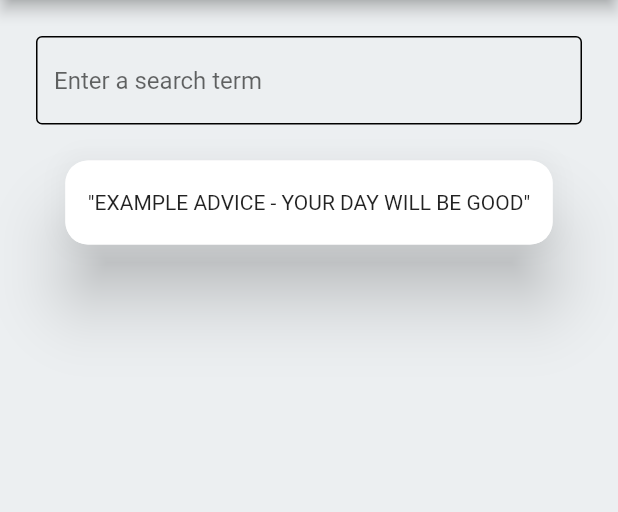
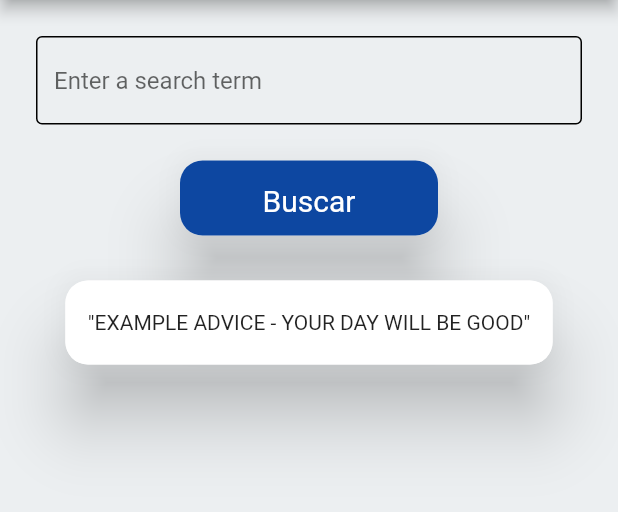
Before and after one commit to Acehorn/reservamos_challenge, a Flutter app: the screen it shows after launch, on a phone screen of 412 x 824 dp, the part 84-596 px from its top. Run offline on Flutter 3.47's test engine with Material 2 defaults, Android fonts, the phone set to English and light mode, and no system bars; our stand-ins replace bloc, dartz, equatable, flutter_bloc, get_it.

```diff
--- a/lib/application/pages/home_page/bloc/home_logic_bloc.dart
+++ b/lib/application/pages/home_page/bloc/home_logic_bloc.dart
@@ -1,8 +1,10 @@
 import 'package:bloc/bloc.dart';
 import 'package:equatable/equatable.dart';
 import 'package:flutter/material.dart';
+import 'package:flutter_bloc/flutter_bloc.dart';
 import 'package:reservamos_challenge/domain/failures/failures.dart';
 import 'package:reservamos_challenge/domain/usecases/advice_usecases.dart';
+import 'package:reservamos_challenge/domain/usecases/weather_usecases.dart';
 
 part 'home_logic_event.dart';
 part 'home_logic_state.dart';
@@ -13,16 +15,44 @@ const generalFailureMessage = "something is not working, please try again";
 
 class HomeLogicBloc extends Bloc<HomeLogicEvent, HomeLogicState> {
   final HomeLogicUsesCases homeUseCase;
-  HomeLogicBloc({required this.homeUseCase}) : super(HomeLogicInitial()) {
+  final WeatherLogicUsesCases weatherLogicUsesCases;
+
+  HomeLogicBloc( {
+    required this.homeUseCase,
+    required this.weatherLogicUsesCases,
+    }) : super(HomeLogicInitial()) {
+    String place = "";
+        on<HomeRequestedTextedEvent>((event, emit) async {
+    //  emit(HomeLStateLoading());
+      place = event.place;
+
+    });
     on<HomeRequestedEvent>((event, emit) async {
       emit(HomeLStateLoading());
-      final failureOrHomeLog = await homeUseCase.getHomeLogic(event.place);
+      final failureOrHomeLog = await homeUseCase.getHomeLogic(place);
+
       failureOrHomeLog.fold(
         (failure) =>
             emit(HomeLStateError(message: _mapFailureToMessage(failure))),
-        (homeL) => emit(HomeLStateLoaded(advice: homeL.cityName)),
+        (homeL) {
+         emit(HomeLStateLoaded(advice: homeL.cityName));
+
+        }
       );
     });
+
+        on<TempRequestedEvent>((event, emit) async {
+     emit(HomeLStateLoading());
+      final failureOrHomeLog = await weatherLogicUsesCases.getWeatherLogic(place);
+
+      failureOrHomeLog.fold(
+        (failure) =>
+            emit(HomeLStateError(message: _mapFailureToMessage(failure))),
+        (homeL) => emit(HomeLStateLoaded(temperature: homeL.listDaily[0].temp.max.toString())),
+      );
+    });
+
+
   }
 
   String _mapFailureToMessage(Failure failure) {
--- a/lib/application/pages/home_page/bloc/home_logic_event.dart
+++ b/lib/application/pages/home_page/bloc/home_logic_event.dart
@@ -7,7 +7,13 @@ abstract class HomeLogicEvent extends Equatable {
 }
 
 class HomeRequestedEvent extends HomeLogicEvent {
+}
+
+class TempRequestedEvent extends HomeLogicEvent {
+}
+
+class HomeRequestedTextedEvent extends HomeLogicEvent {
 final String place;
 
-  HomeRequestedEvent(this.place);
+  HomeRequestedTextedEvent(this.place);
 }
--- a/lib/application/pages/home_page/bloc/home_logic_state.dart
+++ b/lib/application/pages/home_page/bloc/home_logic_state.dart
@@ -12,8 +12,9 @@ class HomeLogicInitial extends HomeLogicState {}
 class HomeLStateLoading extends HomeLogicState {}
 
 class HomeLStateLoaded extends HomeLogicState {
-  final String advice;
-  HomeLStateLoaded({required this.advice});
+  final String? advice;
+  final String? temperature;
+  HomeLStateLoaded( { this.advice, this.temperature});
 
   @override
   List<Object?> get props => [advice];
--- a/lib/application/pages/home_page/home_page.dart
+++ b/lib/application/pages/home_page/home_page.dart
@@ -1,6 +1,7 @@
 import 'package:flutter/material.dart';
 import 'package:flutter_bloc/flutter_bloc.dart';
 import 'package:reservamos_challenge/application/pages/home_page/widgets/advice_field.dart';
+import 'package:reservamos_challenge/application/pages/home_page/widgets/button_place.dart';
 import 'package:reservamos_challenge/application/pages/home_page/widgets/card_place.dart';
 import 'package:reservamos_challenge/application/pages/home_page/widgets/error_message.dart';
 
@@ -43,6 +44,7 @@ class _HomePageState extends State<HomePage> {
         mainAxisAlignment: MainAxisAlignment.spaceEvenly,
         children: [
            const TextPlaceField(),
+           const ButtonPlace(),
           Expanded(
               child: Align(
             alignment: Alignment.topCenter,
@@ -57,7 +59,7 @@ class _HomePageState extends State<HomePage> {
                   );
                 } else if (state is HomeLStateLoaded) {
                   return  CardPlace(
-                      placeLocation: state.advice, temperature: "18°");
+                      placeLocation: state.advice ?? "Not found", temperature: state.temperature ?? "Not found");
                 } else if (state is HomeLStateError) {
                   return ErrorMessage(message: state.message);
                 }
@@ -71,20 +73,5 @@ class _HomePageState extends State<HomePage> {
     );
   }
 
-  /*  cardView(String place) {
-    setState(() {
 
-    });
-     return place!="" ?  Center(
-      child: Card(
-        child: SizedBox(
-          width: 300,
-          height: 500,
-          child: Center(child: Text(place)),
-        ),
-      ),
-    ) : Container();
-
-
-  } */
 }
--- /dev/null
+++ b/lib/application/pages/home_page/widgets/button_place.dart
@@ -0,0 +1,33 @@
+import 'package:flutter/material.dart';
+import 'package:flutter_bloc/flutter_bloc.dart';
+import 'package:reservamos_challenge/application/pages/home_page/bloc/home_logic_bloc.dart';
+
+class ButtonPlace extends StatelessWidget {
+  const ButtonPlace({super.key});
+
+  @override
+  Widget build(BuildContext context) {
+    return Padding(
+      padding: const EdgeInsets.only(left: 120, right: 120, bottom: 30),
+      child: InkResponse(
+        onTap: () {
+     BlocProvider.of<HomeLogicBloc>(context).add(HomeRequestedEvent());
+     BlocProvider.of<HomeLogicBloc>(context).add(TempRequestedEvent());
+      },
+      child: Material(
+        elevation: 20,
+        borderRadius: BorderRadius.circular(15),
+        child: Container(
+          width: 600,
+          height: 50,
+          decoration: BoxDecoration(
+            borderRadius: BorderRadius.circular(15),
+            color: Colors.blue[900],
+          ),
+          child: const Padding(
+            padding:   EdgeInsets.symmetric(horizontal: 10, vertical: 15),
+            child:  Center(child: Text("Buscar", style: TextStyle(color: Colors.white, fontSize: 20))),
+          )))),
+    );
+  }
+}
--- a/lib/application/pages/home_page/widgets/text_place_field.dart
+++ b/lib/application/pages/home_page/widgets/text_place_field.dart
@@ -4,7 +4,9 @@ import 'package:flutter_bloc/flutter_bloc.dart';
 import '../bloc/home_logic_bloc.dart';
 
 class TextPlaceField extends StatelessWidget {
-  const TextPlaceField({super.key,});
+  const TextPlaceField({
+    super.key,
+  });
 
   @override
   Widget build(BuildContext context) {
@@ -13,7 +15,7 @@ class TextPlaceField extends StatelessWidget {
       child: TextField(
         onChanged: (value) {
           BlocProvider.of<HomeLogicBloc>(context)
-              .add(HomeRequestedEvent(value));
+              .add(HomeRequestedTextedEvent(value));
         },
         decoration: const InputDecoration(
             focusedBorder: OutlineInputBorder(),
--- /dev/null
+++ b/lib/domain/usecases/weather_usecases.dart
@@ -0,0 +1,16 @@
+import 'package:dartz/dartz.dart';
+
+import '../entities/weatlogic_entity.dart';
+import '../failures/failures.dart';
+import '../repositories/weat_repo.dart';
+
+class WeatherLogicUsesCases {
+  WeatherLogicUsesCases({required this.weatherRepo});
+  final WeatRepo weatherRepo;
+
+  Future <Either <Failure, WeatLogicEntity>> getWeatherLogic(String place) async {
+
+    return weatherRepo.getWeatherLogicFromDatasource(place);
+    //business logic
+  }
+}
```
Also changed, not shown: lib/data/datasources/weather_remote_datasource.dart (added, +34 -0 lines), lib/data/models/weather_datasource_model.dart (added, +197 -0 lines), lib/data/repositories/weather_repo_impl.dart (added, +28 -0 lines), lib/domain/entities/weatlogic_entity.dart (added, +14 -0 lines), lib/domain/repositories/weat_repo.dart (added, +7 -0 lines), lib/injection.dart (+20 -12 lines).
